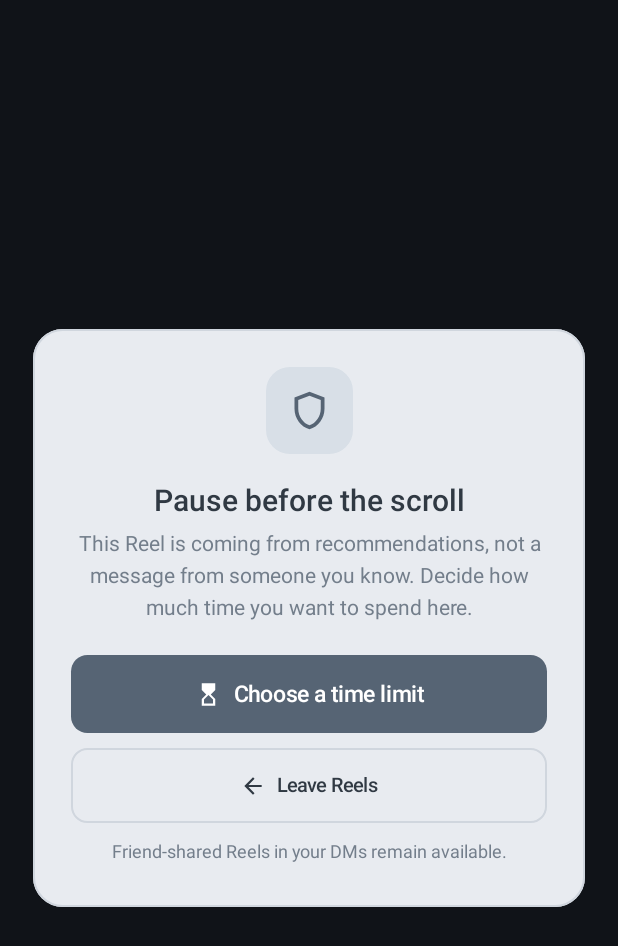
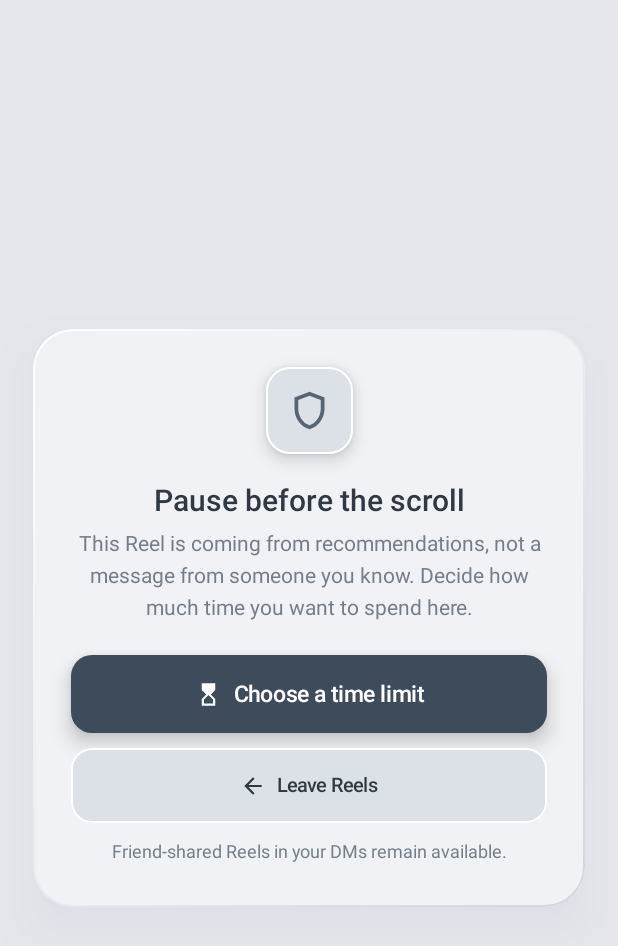
Before and after one commit to ni3yyn/reelguard, an Android app built with Jetpack Compose: the composable BlockingOverlayContent shown on its own in the app's theme, on a phone screen of 412 x 824 dp. Shown: the top 946 px of the screen. Run offline under Robolectric (Android 15) with nearby library versions, the phone set to English and light mode, and no system bars.

Commit message:
Polish app hierarchy and carry neumorphic system into the pause overlay

```diff
--- a/ReelGuard/app/src/main/java/com/reelguard/app/overlay/OverlayManager.kt
+++ b/ReelGuard/app/src/main/java/com/reelguard/app/overlay/OverlayManager.kt
@@ -41,7 +41,9 @@ import androidx.compose.runtime.getValue
 import androidx.compose.runtime.mutableStateOf
 import androidx.compose.runtime.setValue
 import androidx.compose.ui.Alignment
+import androidx.compose.ui.draw.shadow
 import androidx.compose.ui.Modifier
+import androidx.compose.ui.graphics.Brush
 import androidx.compose.ui.graphics.Color
 import androidx.compose.ui.platform.ComposeView
 import androidx.compose.ui.platform.ViewCompositionStrategy
@@ -210,15 +212,26 @@ private fun BlockingOverlayContent(
     Box(
         modifier = Modifier
             .fillMaxSize()
-            .background(Color(0xF5080B10))
+            .background(Color(0xD9E5E8ED))
             .padding(horizontal = 22.dp, vertical = 28.dp),
         contentAlignment = Alignment.Center
     ) {
         Surface(
-            modifier = Modifier.fillMaxWidth().widthIn(max = 440.dp),
-            shape = RoundedCornerShape(20.dp),
-            color = ReelGuardColors.Surface,
-            border = BorderStroke(1.dp, ReelGuardColors.Border)
+            modifier = Modifier
+                .fillMaxWidth()
+                .widthIn(max = 440.dp)
+                .shadow(
+                    elevation = 20.dp,
+                    shape = RoundedCornerShape(27.dp),
+                    ambientColor = ReelGuardColors.Shadow.copy(alpha = 0.75f),
+                    spotColor = ReelGuardColors.Shadow
+                ),
+            shape = RoundedCornerShape(27.dp),
+            color = ReelGuardColors.SurfaceRaised,
+            border = BorderStroke(
+                1.dp,
+                Brush.linearGradient(listOf(Color.White, ReelGuardColors.Border))
+            )
         ) {
             when (step) {
                 OverlayStep.CONFIRMATION -> ConfirmationStep(
@@ -247,7 +260,9 @@ private fun ConfirmationStep(
         Surface(
             modifier = Modifier.size(58.dp),
             shape = RoundedCornerShape(16.dp),
-            color = ReelGuardColors.AccentMuted
+            color = ReelGuardColors.SurfacePressed,
+            shadowElevation = 7.dp,
+            border = BorderStroke(1.dp, Color.White)
         ) {
             Box(contentAlignment = Alignment.Center) {
                 Icon(
@@ -278,9 +293,13 @@ private fun ConfirmationStep(
         Button(
             onClick = onContinueAnyway,
             modifier = Modifier.fillMaxWidth().height(52.dp),
-            shape = RoundedCornerShape(11.dp),
+            shape = RoundedCornerShape(14.dp),
+            elevation = ButtonDefaults.buttonElevation(
+                defaultElevation = 8.dp,
+                pressedElevation = 2.dp
+            ),
             colors = ButtonDefaults.buttonColors(
-                containerColor = ReelGuardColors.Accent,
+                containerColor = ReelGuardColors.AccentDark,
                 contentColor = Color.White
             )
         ) {
@@ -293,9 +312,12 @@ private fun ConfirmationStep(
         OutlinedButton(
             onClick = onCancel,
             modifier = Modifier.fillMaxWidth().height(50.dp),
-            shape = RoundedCornerShape(11.dp),
-            border = BorderStroke(1.dp, ReelGuardColors.Border),
-            colors = ButtonDefaults.outlinedButtonColors(contentColor = ReelGuardColors.TextPrimary)
+            shape = RoundedCornerShape(14.dp),
+            border = BorderStroke(1.dp, Color.White),
+            colors = ButtonDefaults.outlinedButtonColors(
+                containerColor = ReelGuardColors.SurfacePressed,
+                contentColor = ReelGuardColors.TextPrimary
+            )
         ) {
             Icon(Icons.Outlined.ArrowBack, contentDescription = null, modifier = Modifier.size(17.dp))
             Spacer(modifier = Modifier.width(7.dp))
@@ -361,10 +383,11 @@ private fun TimeLimitStep(
                         Surface(
                             modifier = Modifier.weight(1f).height(58.dp).clickable { selectedMinutes = minutes },
                             shape = RoundedCornerShape(11.dp),
-                            color = if (selected) ReelGuardColors.AccentMuted else ReelGuardColors.SurfaceElevated,
+                            color = if (selected) ReelGuardColors.AccentMuted else ReelGuardColors.SurfaceRaised,
+                            shadowElevation = if (selected) 2.dp else 6.dp,
                             border = BorderStroke(
                                 1.dp,
-                                if (selected) ReelGuardColors.Accent else ReelGuardColors.Border
+                                if (selected) ReelGuardColors.Accent else Color.White
                             )
                         ) {
                             Box(contentAlignment = Alignment.Center) {
@@ -386,8 +409,12 @@ private fun TimeLimitStep(
             onClick = { onSelectMinutes(selectedMinutes) },
             modifier = Modifier.fillMaxWidth().height(52.dp),
             shape = RoundedCornerShape(11.dp),
+            elevation = ButtonDefaults.buttonElevation(
+                defaultElevation = 8.dp,
+                pressedElevation = 2.dp
+            ),
             colors = ButtonDefaults.buttonColors(
-                containerColor = ReelGuardColors.Accent,
+                containerColor = ReelGuardColors.AccentDark,
                 contentColor = Color.White
             )
         ) {
@@ -397,9 +424,12 @@ private fun TimeLimitStep(
         OutlinedButton(
             onClick = onCancel,
             modifier = Modifier.fillMaxWidth().height(46.dp),
-            shape = RoundedCornerShape(11.dp),
-            border = BorderStroke(1.dp, ReelGuardColors.Border),
-            colors = ButtonDefaults.outlinedButtonColors(contentColor = ReelGuardColors.TextSecondary)
+            shape = RoundedCornerShape(14.dp),
+            border = BorderStroke(1.dp, Color.White),
+            colors = ButtonDefaults.outlinedButtonColors(
+                containerColor = ReelGuardColors.SurfacePressed,
+                contentColor = ReelGuardColors.TextSecondary
+            )
         ) {
             Text("Go back", fontWeight = FontWeight.Medium)
         }
```
Also changed, not shown: ReelGuard/app/src/main/java/com/reelguard/app/ui/ReelGuardApp.kt (+10 -5 lines).
